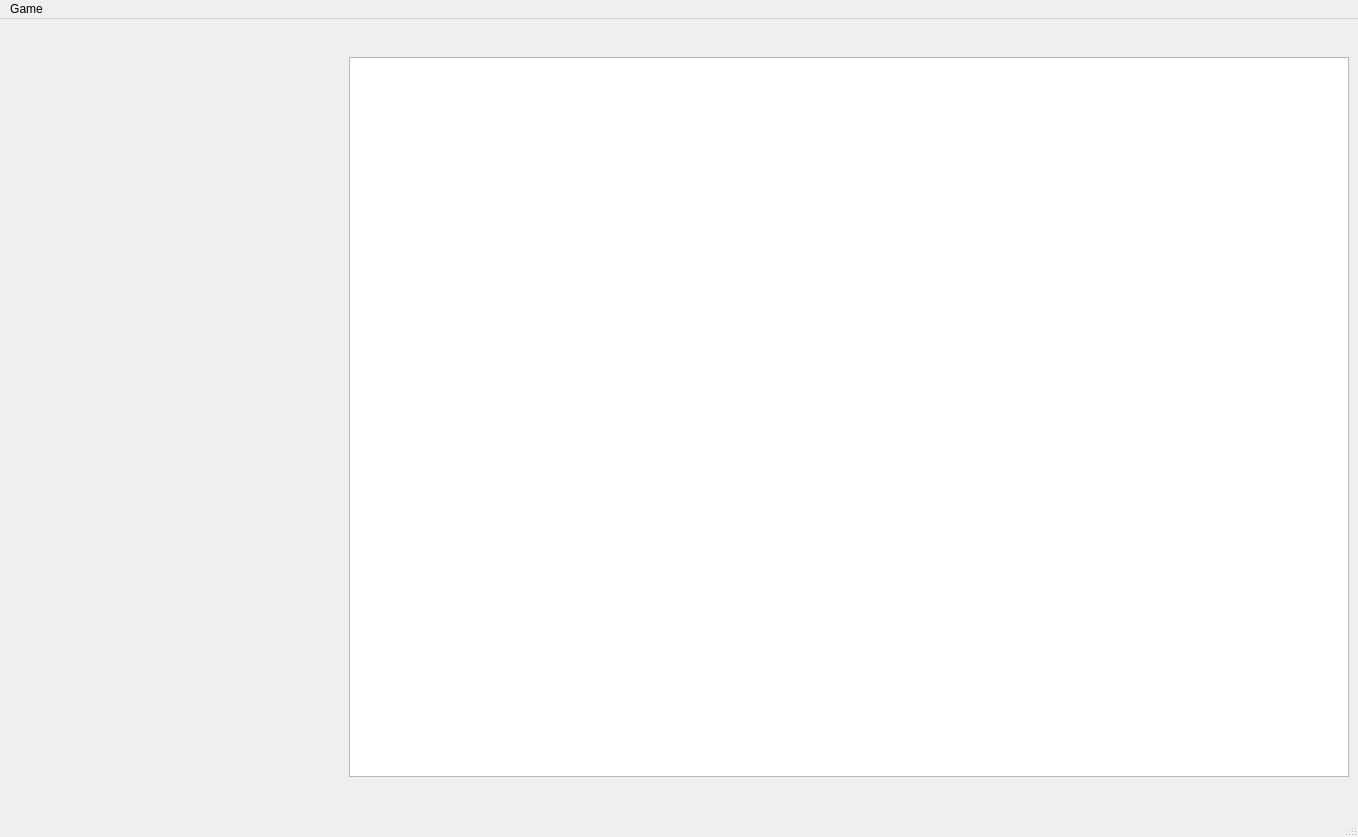
Old version of the form invaders/GUI/main_window.ui in the repository ccbogel/Invaders.
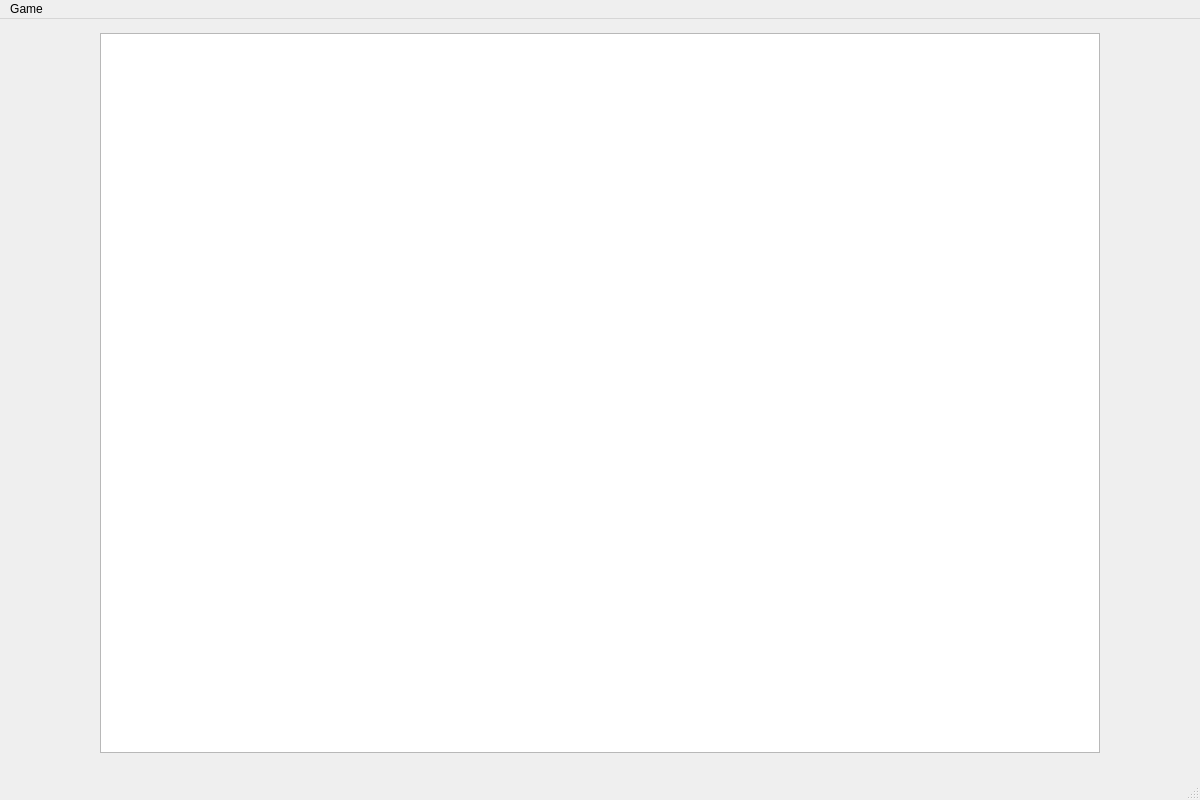
New version of the form.

Commit message: 1200x800 main window

What changed in the file:
```diff
--- a/invaders/GUI/main_window.ui
+++ b/invaders/GUI/main_window.ui
@@ -6,10 +6,16 @@
    <rect>
     <x>0</x>
     <y>0</y>
-    <width>1358</width>
-    <height>837</height>
+    <width>1200</width>
+    <height>800</height>
    </rect>
   </property>
+  <property name="maximumSize">
+   <size>
+    <width>1200</width>
+    <height>800</height>
+   </size>
+  </property>
   <property name="windowTitle">
    <string>Invaders</string>
   </property>
@@ -17,12 +23,18 @@
    <enum>Qt::LeftToRight</enum>
   </property>
   <widget class="QWidget" name="centralwidget">
-   <layout class="QGridLayout" name="gridLayout">
-    <item row="0" column="1">
      <widget class="QGraphicsView" name="graphicsView">
       <property name="enabled">
        <bool>true</bool>
       </property>
+    <property name="geometry">
+     <rect>
+      <x>100</x>
+      <y>14</y>
+      <width>1000</width>
+      <height>720</height>
+     </rect>
+    </property>
       <property name="minimumSize">
        <size>
         <width>1000</width>
@@ -39,9 +51,15 @@
        <enum>Qt::LeftToRight</enum>
       </property>
      </widget>
-    </item>
-    <item row="0" column="0">
      <widget class="QLabel" name="label">
+    <property name="geometry">
+     <rect>
+      <x>100</x>
+      <y>20</y>
+      <width>991</width>
+      <height>711</height>
+     </rect>
+    </property>
       <property name="text">
        <string/>
       </property>
@@ -49,15 +67,13 @@
        <set>Qt::AlignCenter</set>
       </property>
      </widget>
-    </item>
-   </layout>
   </widget>
   <widget class="QMenuBar" name="menubar">
    <property name="geometry">
     <rect>
      <x>0</x>
      <y>0</y>
-     <width>1358</width>
+     <width>1200</width>
      <height>26</height>
     </rect>
    </property>
```
Lines whose indentation alone changed are shown as unchanged. The commit also changes 1 other file.
